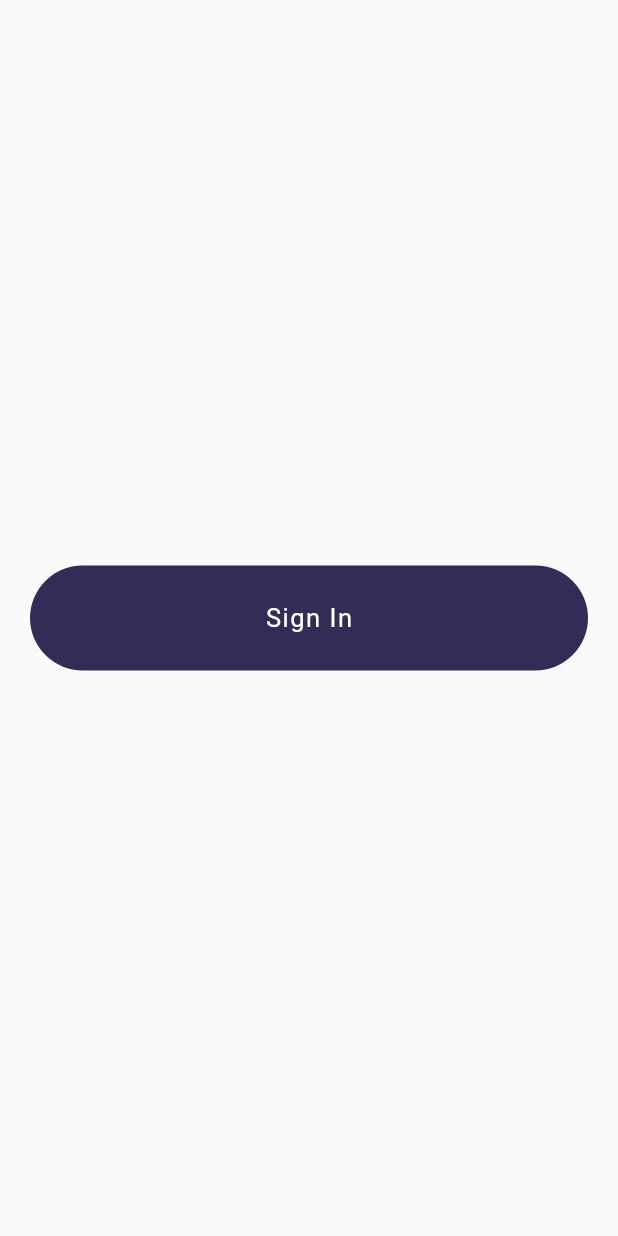
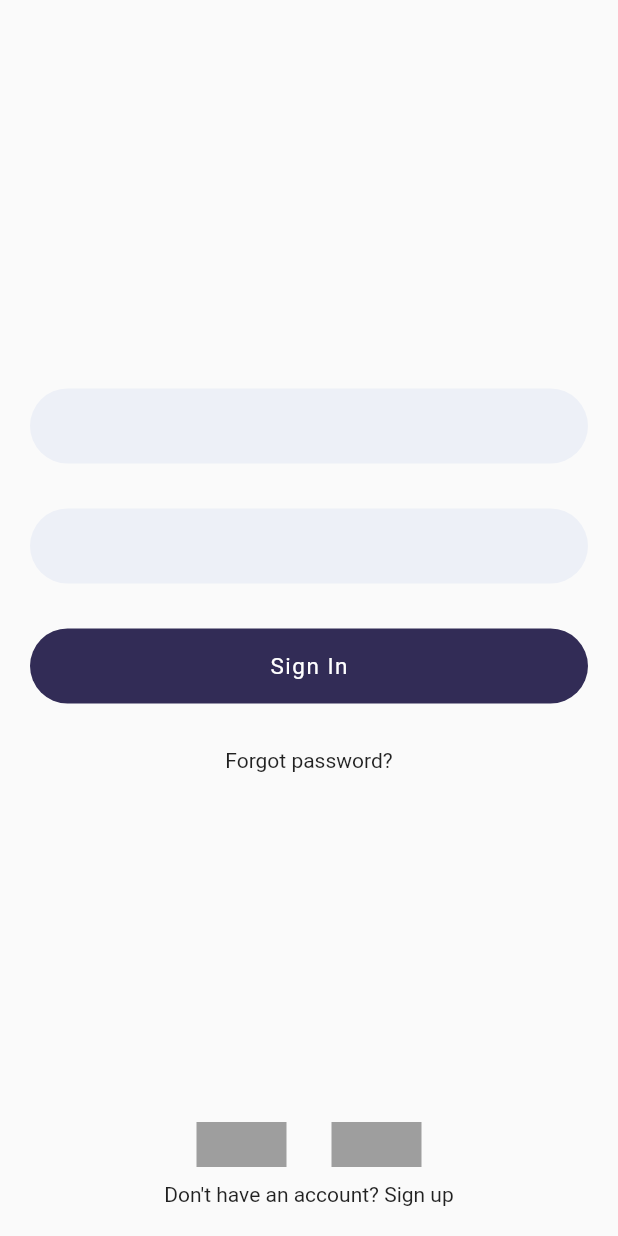
Before and after one commit to Origogi/Flutter_SNS_App, a Flutter app: the screen it shows after launch, after a tap on "Sign In", on a phone screen of 412 x 824 dp. Run offline on Flutter 3.47's test engine with Material 2 defaults, Android fonts, the light colour scheme and no system bars.

Commit message:
update sign in page

```diff
--- a/lib/constant/constants.dart
+++ b/lib/constant/constants.dart
@@ -3,6 +3,8 @@ import 'package:flutter/widgets.dart';
 
 const buttonDecoration =
     BoxDecoration(borderRadius: BorderRadius.all(Radius.circular(40)));
+
+const double roundButtonHeight = 50;
 
 const customTextTheme = TextTheme(
   headline1: TextStyle(
@@ -12,7 +14,7 @@ const customTextTheme = TextTheme(
       fontStyle: FontStyle.italic,
       letterSpacing: 4.0),
   headline2: TextStyle(
-      fontSize: 17.0,
+      fontSize: 15.0,
       fontWeight: FontWeight.normal,
       color: Colors.white,
       letterSpacing: 1.0),
--- a/lib/page/main_page.dart
+++ b/lib/page/main_page.dart
@@ -38,7 +38,7 @@ class _MainPageState extends State<MainPage> {
                       decoration:
                           buttonDecoration.copyWith(color: Color(0xFF322C56)),
                       width: double.infinity,
-                      height: 70,
+                      height: roundButtonHeight,
                       child: Center(
                           child: Text(
                         'Sign In',
@@ -49,14 +49,14 @@ class _MainPageState extends State<MainPage> {
                   ),
                 ),
                 SizedBox(
-                  height: 30,
+                  height: 20,
                 ),
                 InkWell(
                   onTap: () {},
                   child: Container(
                     decoration: buttonDecoration.copyWith(color: Colors.white),
                     width: double.infinity,
-                    height: 70,
+                    height: roundButtonHeight,
                     child: Center(
                       child: Text(
                         'Sign Up',
--- a/lib/page/sign_in_page.dart
+++ b/lib/page/sign_in_page.dart
@@ -14,31 +14,91 @@ class _SignInPageState extends State<SignInPage> {
 
     return Scaffold(
       body: SafeArea(
-          child: Padding(
+          child: Stack(
+        children: [
+          Padding(
             padding: const EdgeInsets.all(20.0),
-        child: Column(
+            child: Align(
+              alignment: Alignment.center,
+              child: Stack(
+                children: [
+                  Column(
                     mainAxisAlignment: MainAxisAlignment.center,
-          children: [
-            Hero(
-              tag: "signin",
-              child: Column(
                     children: [
                       Container(
                         decoration:
-                        buttonDecoration.copyWith(color: Color(0xFF322C56)),
+                            buttonDecoration.copyWith(color: Color(0xFFedf0f7)),
                         width: double.infinity,
-                    height: 70,
+                        height: roundButtonHeight,
+                      ),
+                      SizedBox(
+                        height: 30,
+                      ),
+                      Container(
+                        decoration:
+                            buttonDecoration.copyWith(color: Color(0xFFedf0f7)),
+                        width: double.infinity,
+                        height: roundButtonHeight,
+                      ),
+                      SizedBox(
+                        height: 30,
+                      ),
+                      Hero(
+                        tag: 'signin',
+                        child: Container(
+                          decoration: buttonDecoration.copyWith(
+                              color: Color(0xFF322C56)),
+                          width: double.infinity,
+                          height: roundButtonHeight,
                           child: Center(
                               child: Text(
                             'Sign In',
-                      style: textTheme.headline2.copyWith(color: Colors.white),
+                            style: textTheme.headline2
+                                .copyWith(color: Colors.white),
                           )),
+                        ),
+                      ),
+                      SizedBox(
+                        height: 30,
+                      ),
+                      Text('Forgot password?'),
+                      SizedBox(
+                        height: 50,
                       ),
                     ],
                   ),
+                  Column(
+                    mainAxisAlignment: MainAxisAlignment.end,
+                    children: [
+                      Row(
+                        mainAxisAlignment: MainAxisAlignment.center,
+                        children: [
+                          Container(
+                            color: Colors.grey,
+                            height: 30,
+                            width: 60,
+                          ),
+                          SizedBox(
+                            width: 30,
+                          ),
+                          Container(
+                            color: Colors.grey,
+                            height: 30,
+                            width: 60,
                           ),
                         ],
                       ),
+                      SizedBox(
+                        height: 10,
+                      ),
+                      Text("Don't have an account? Sign up")
+                    ],
+                  )
+                ],
+              ),
+            ),
+          ),
+        ],
       )),
     );
   }
```
Lines whose indentation alone changed are shown as unchanged.
